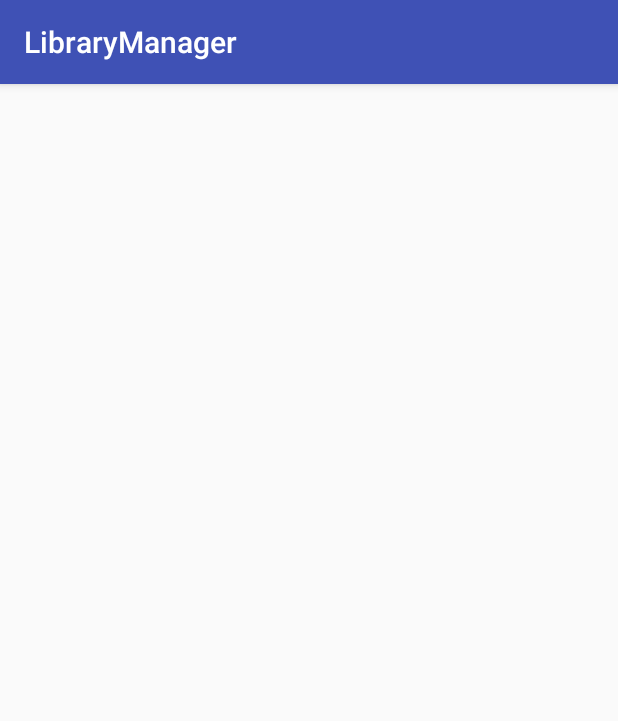
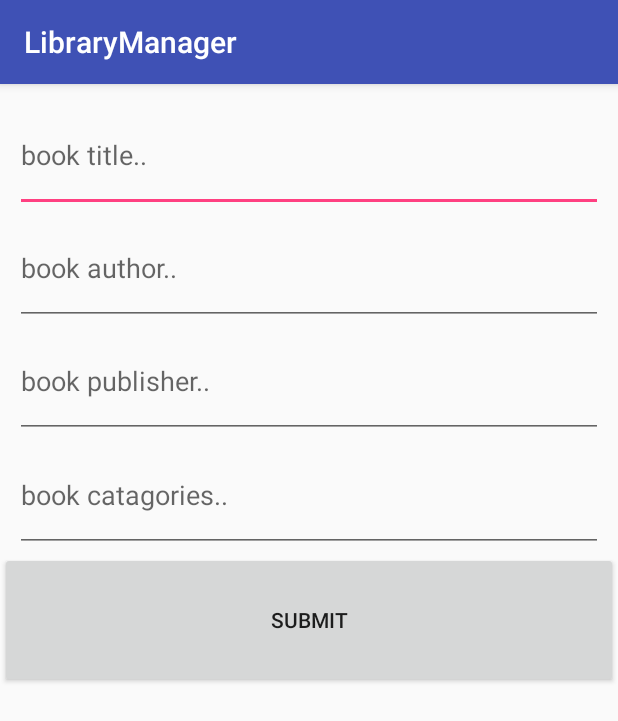
Before and after one commit to TriumphantAkash/LibraryAssistant, an Android app: the AddBookActivity screen opened directly, with no data from a screen before it, on a phone screen of 412 x 824 dp. Shown: the top 721 px of the screen. Run offline under Robolectric (Android 15) with nearby library versions, the phone set to English and light mode, and no system bars.

Commit message:
add book activity and layout

```diff
--- a/app/src/main/java/triumphantakash/github/io/librarymanager/Activities/AddBookActivity.java
+++ b/app/src/main/java/triumphantakash/github/io/librarymanager/Activities/AddBookActivity.java
@@ -2,14 +2,45 @@ package triumphantakash.github.io.librarymanager.Activities;
 
 import android.support.v7.app.AppCompatActivity;
 import android.os.Bundle;
+import android.view.View;
+import android.widget.Button;
+import android.widget.EditText;
 
 import triumphantakash.github.io.librarymanager.R;
+import triumphantakash.github.io.librarymanager.models.Book;
 
 public class AddBookActivity extends AppCompatActivity {
 
+    EditText bookTitle, bookAuthor, bookPublisher, bookCatagories;
+    Button submitButton;
     @Override
     protected void onCreate(Bundle savedInstanceState) {
         super.onCreate(savedInstanceState);
         setContentView(R.layout.activity_add_book);
+
+        bookTitle = (EditText)findViewById(R.id.bookTitle);
+        bookAuthor = (EditText)findViewById(R.id.bookAuthor);
+        bookPublisher = (EditText)findViewById(R.id.bookPublisher);
+        bookCatagories = (EditText)findViewById(R.id.bookCatagories);
+        submitButton = (Button)findViewById(R.id.addBookButton);
+
+        submitButton.setOnClickListener(new View.OnClickListener() {
+            @Override
+            public void onClick(View v) {
+                Book book = new Book();
+                book.setBookTitle(bookTitle.getText().toString());
+                book.setBookAuthor(bookAuthor.getTransitionName().toString());
+                /*
+                ..
+                ..
+                ..
+                */
+                //call web service POST method here and feed this book object to it
+
+
+
+            }
+        });
+
     }
 }
--- a/app/src/main/java/triumphantakash/github/io/librarymanager/models/Book.java
+++ b/app/src/main/java/triumphantakash/github/io/librarymanager/models/Book.java
@@ -12,6 +12,10 @@ public class Book implements Serializable{
     public Book(String title, String author){
         this.bookTitle = title;
         this.bookAuthor = author;
+    }
+
+    public Book(){
+
     }
 
     public void setBookTitle(String bookTitle) {
--- a/app/src/main/res/layout/activity_add_book.xml
+++ b/app/src/main/res/layout/activity_add_book.xml
@@ -1,10 +1,57 @@
 <?xml version="1.0" encoding="utf-8"?>
-<RelativeLayout xmlns:android="http://schemas.android.com/apk/res/android"
-    xmlns:tools="http://schemas.android.com/tools" android:layout_width="match_parent"
-    android:layout_height="match_parent" android:paddingLeft="@dimen/activity_horizontal_margin"
-    android:paddingRight="@dimen/activity_horizontal_margin"
-    android:paddingTop="@dimen/activity_vertical_margin"
-    android:paddingBottom="@dimen/activity_vertical_margin"
-    tools:context="triumphantakash.github.io.librarymanager.Activities.AddBookActivity">
+<LinearLayout xmlns:android="http://schemas.android.com/apk/res/android"
+    android:layout_width="match_parent"
+    android:layout_height="match_parent"
+    android:orientation="vertical"
+    android:weightSum="100">
 
-</RelativeLayout>
+        <EditText
+            android:layout_width="match_parent"
+            android:layout_marginLeft="10dp"
+            android:layout_marginRight="10dp"
+            android:layout_marginTop="10dp"
+            android:layout_weight="10"
+            android:layout_height="0dp"
+            android:ems="10"
+            android:id="@+id/bookTitle"
+            android:hint="book title.."/>
+
+        <EditText
+            android:layout_width="match_parent"
+            android:layout_weight="10"
+            android:layout_height="0dp"
+            android:layout_marginLeft="10dp"
+            android:layout_marginRight="10dp"
+            android:ems="10"
+            android:id="@+id/bookAuthor"
+            android:hint="book author.."/>
+
+        <EditText
+        android:layout_width="match_parent"
+        android:layout_weight="10"
+        android:layout_height="0dp"
+        android:layout_marginLeft="10dp"
+        android:layout_marginRight="10dp"
+        android:ems="10"
+        android:id="@+id/bookPublisher"
+        android:hint="book publisher.."/>
+
+        <EditText
+        android:layout_width="match_parent"
+        android:layout_weight="10"
+        android:layout_height="0dp"
+        android:layout_marginLeft="10dp"
+        android:layout_marginRight="10dp"
+        android:ems="10"
+        android:id="@+id/bookCatagories"
+        android:hint="book catagories.." />
+
+    <Button
+        android:layout_width="match_parent"
+        android:layout_height="0dp"
+        android:layout_weight="12"
+        android:text="Submit"
+        android:id="@+id/addBookButton" />
+
+
+</LinearLayout>
--- /dev/null
+++ b/app/src/main/res/menu/menu_books_activity.xml
@@ -0,0 +1,6 @@
+<menu xmlns:android="http://schemas.android.com/apk/res/android"
+    xmlns:app="http://schemas.android.com/apk/res-auto"
+xmlns:tools="http://schemas.android.com/tools" tools:context=".BooksActivity">
+<item android:id="@+id/action_addBook" android:icon="@drawable/ic_action_add_book"
+    android:orderInCategory="100" app:showAsAction="always"/>
+</menu>
```
Also changed, not shown: app/src/main/java/triumphantakash/github/io/librarymanager/Activities/BookDetailsActivity.java (+40 -0 lines), app/src/main/java/triumphantakash/github/io/librarymanager/Activities/BooksActivity.java (+32 -0 lines), app/src/main/res/layout/activity_book_details.xml (+21 -6 lines), app/src/main/res/drawable/ic_action_add_book.png (added).
